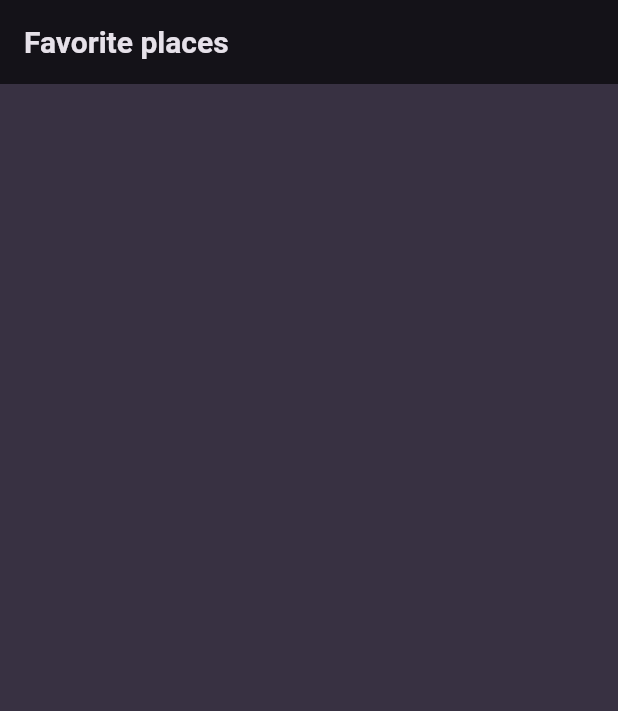
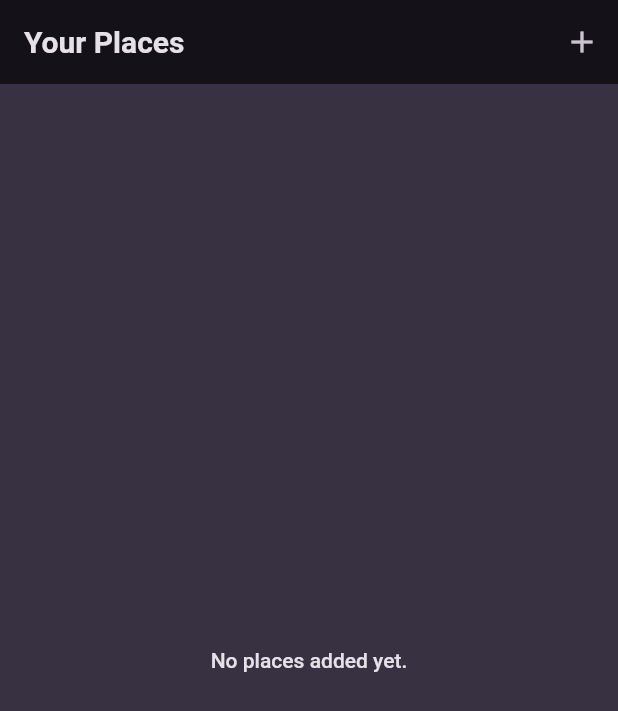
Before and after one commit to trungnghia2009/Flutter_Favorite_Places, a Flutter app: the screen it shows after launch, on a phone screen of 412 x 824 dp. Shown: the top 711 px of the screen. Run offline on Flutter 3.47's test engine with Material 2 defaults, Android fonts, the light colour scheme and no system bars; our stand-ins replace flutter_riverpod, google_fonts.

Commit message:
add basic UI

```diff
--- a/lib/main.dart
+++ b/lib/main.dart
@@ -1,5 +1,7 @@
 import 'package:flutter/material.dart';
+import 'package:flutter_riverpod/flutter_riverpod.dart';
 
+import 'package:a6_favorite_places/screens/places.dart';
 import 'package:google_fonts/google_fonts.dart';
 
 final colorScheme = ColorScheme.fromSeed(
@@ -27,7 +29,7 @@
 
 void main() {
   runApp(
-    const MyApp(),
+    const ProviderScope(child: MyApp()),
   );
 }
 
@@ -39,11 +41,7 @@
     return MaterialApp(
       title: 'Great Places',
       theme: theme,
-      home: Scaffold(
-        appBar: AppBar(
-          title: const Text('Favorite places'),
-        ),
-      ),
+      home: const PlacesScreen(),
     );
   }
 }
--- /dev/null
+++ b/lib/models/place.dart
@@ -0,0 +1,10 @@
+import 'package:uuid/uuid.dart';
+
+const uuid = Uuid();
+
+class Place {
+  Place({required this.title}) : id = uuid.v4();
+
+  final String id;
+  final String title;
+}
--- /dev/null
+++ b/lib/providers/user_places.dart
@@ -0,0 +1,16 @@
+import 'package:flutter_riverpod/flutter_riverpod.dart';
+import 'package:a6_favorite_places/models/place.dart';
+
+class UserPlacesNotifier extends StateNotifier<List<Place>> {
+  UserPlacesNotifier() : super(const []);
+
+  void addPlace(String title) {
+    final newPlace = Place(title: title);
+
+    state = [newPlace, ...state];
+  }
+}
+
+final userPlacesProvider = StateNotifierProvider<UserPlacesNotifier, List<Place>>(
+  (ref) => UserPlacesNotifier(),
+);
--- /dev/null
+++ b/lib/screens/places.dart
@@ -0,0 +1,32 @@
+import 'package:flutter/material.dart';
+import 'package:flutter_riverpod/flutter_riverpod.dart';
+
+import 'package:a6_favorite_places/screens/add_place.dart';
+import 'package:a6_favorite_places/providers/user_places.dart';
+import 'package:a6_favorite_places/widgets/places_list.dart';
+
+class PlacesScreen extends ConsumerWidget {
+  const PlacesScreen({super.key});
+
+  @override
+  Widget build(BuildContext context, WidgetRef ref) {
+    final userPlaces = ref.watch(userPlacesProvider);
+
+    return Scaffold(
+      appBar: AppBar(
+        title: const Text('Your Places'),
+        actions: [
+          IconButton(
+            onPressed: () {
+              Navigator.of(context).push(
+                MaterialPageRoute(builder: (ctx) => const AddPlaceScreen()),
+              );
+            },
+            icon: const Icon(Icons.add),
+          ),
+        ],
+      ),
+      body: PlacesList(places: userPlaces),
+    );
+  }
+}
--- /dev/null
+++ b/lib/widgets/places_list.dart
@@ -0,0 +1,43 @@
+import 'package:a6_favorite_places/screens/place_detail.dart';
+import 'package:flutter/material.dart';
+
+import 'package:a6_favorite_places/models/place.dart';
+
+class PlacesList extends StatelessWidget {
+  const PlacesList({super.key, required this.places});
+
+  final List<Place> places;
+
+  @override
+  Widget build(BuildContext context) {
+    if (places.isEmpty) {
+      return Center(
+        child: Text(
+          'No places added yet.',
+          style: Theme.of(context).textTheme.bodyLarge!.copyWith(
+                color: Theme.of(context).colorScheme.onBackground,
+              ),
+        ),
+      );
+    }
+
+    return ListView.builder(
+      itemCount: places.length,
+      itemBuilder: (ctx, index) => ListTile(
+        title: Text(
+          places[index].title,
+          style: Theme.of(context).textTheme.titleMedium!.copyWith(
+                color: Theme.of(context).colorScheme.onBackground,
+              ),
+        ),
+        onTap: () {
+          Navigator.of(context).push(
+            MaterialPageRoute(
+              builder: (ctx) => PlaceDetailScreen(place: places[index]),
+            ),
+          );
+        },
+      ),
+    );
+  }
+}
--- a/pubspec.yaml
+++ b/pubspec.yaml
@@ -36,6 +36,8 @@
   # Use with the CupertinoIcons class for iOS style icons.
   cupertino_icons: ^1.0.2
   google_fonts: ^6.1.0
+  uuid: ^4.1.0
+  flutter_riverpod: ^2.4.1
 
 dev_dependencies:
   flutter_test:
@@ -47,7 +49,6 @@
   # package. See that file for information about deactivating specific lint
   # rules and activating additional ones.
   flutter_lints: ^2.0.0
-  flutter_riverpod: ^2.4.0
 
 # For information on the generic Dart part of this file, see the
 # following page: https://dart.dev/tools/pub/pubspec
```
Also changed, not shown: lib/screens/add_place.dart (added, +60 -0 lines), lib/screens/place_detail.dart (added, +29 -0 lines), pubspec.lock.
